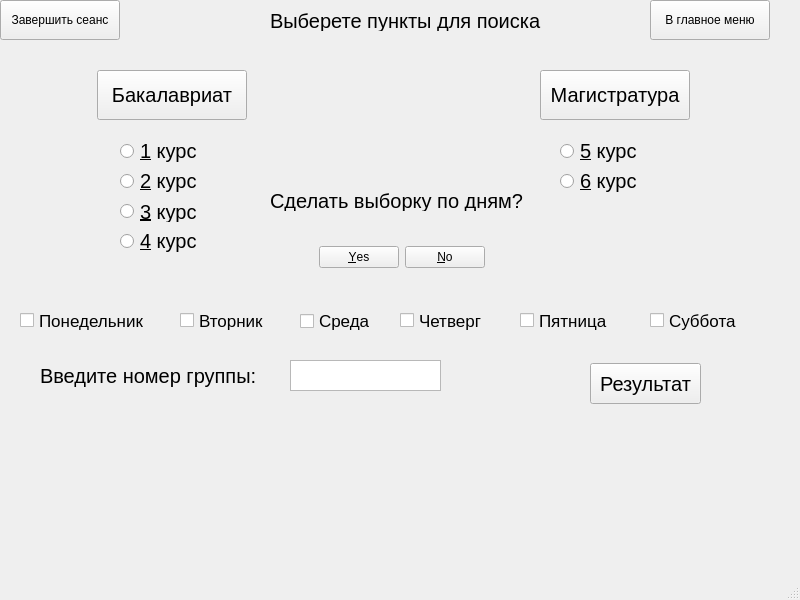
paknikolay/DBProject, file Project/Database_shcedule/schedule_menu_.ui: the form before one commit.
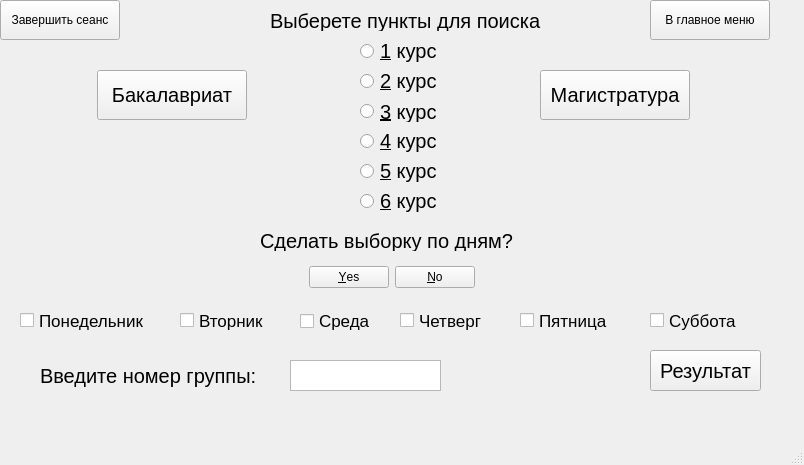
The form after the commit.

What changed in the file:
```diff
--- a/Project/Database_shcedule/schedule_menu_.ui
+++ b/Project/Database_shcedule/schedule_menu_.ui
@@ -6,8 +6,8 @@
    <rect>
     <x>0</x>
     <y>0</y>
-    <width>800</width>
-    <height>600</height>
+    <width>804</width>
+    <height>465</height>
    </rect>
   </property>
   <property name="windowTitle">
@@ -58,8 +58,8 @@
    <widget class="QLabel" name="label_2">
     <property name="geometry">
      <rect>
-      <x>270</x>
-      <y>190</y>
+      <x>260</x>
+      <y>230</y>
       <width>271</width>
       <height>21</height>
      </rect>
@@ -87,10 +87,13 @@
     </property>
    </widget>
    <widget class="QRadioButton" name="first">
+    <property name="enabled">
+     <bool>true</bool>
+    </property>
     <property name="geometry">
      <rect>
-      <x>120</x>
-      <y>140</y>
+      <x>360</x>
+      <y>40</y>
       <width>105</width>
       <height>22</height>
      </rect>
@@ -105,10 +108,13 @@
     </property>
    </widget>
    <widget class="QRadioButton" name="fourth">
+    <property name="enabled">
+     <bool>true</bool>
+    </property>
     <property name="geometry">
      <rect>
-      <x>120</x>
-      <y>230</y>
+      <x>360</x>
+      <y>130</y>
       <width>105</width>
       <height>22</height>
      </rect>
@@ -213,10 +219,13 @@
     </property>
    </widget>
    <widget class="QRadioButton" name="third">
+    <property name="enabled">
+     <bool>true</bool>
+    </property>
     <property name="geometry">
      <rect>
-      <x>120</x>
-      <y>201</y>
+      <x>360</x>
+      <y>101</y>
       <width>105</width>
       <height>21</height>
      </rect>
@@ -269,8 +278,8 @@
    <widget class="QDialogButtonBox" name="buttonBox">
     <property name="geometry">
      <rect>
-      <x>310</x>
-      <y>240</y>
+      <x>300</x>
+      <y>260</y>
       <width>175</width>
       <height>34</height>
      </rect>
@@ -318,8 +327,8 @@
    <widget class="QPushButton" name="pushButton_3">
     <property name="geometry">
      <rect>
-      <x>590</x>
-      <y>363</y>
+      <x>650</x>
+      <y>350</y>
       <width>111</width>
       <height>41</height>
      </rect>
@@ -334,10 +343,13 @@
     </property>
    </widget>
    <widget class="QRadioButton" name="second">
+    <property name="enabled">
+     <bool>true</bool>
+    </property>
     <property name="geometry">
      <rect>
-      <x>120</x>
-      <y>170</y>
+      <x>360</x>
+      <y>70</y>
       <width>105</width>
       <height>22</height>
      </rect>
@@ -354,8 +366,8 @@
    <widget class="QRadioButton" name="sixth">
     <property name="geometry">
      <rect>
-      <x>560</x>
-      <y>170</y>
+      <x>360</x>
+      <y>190</y>
       <width>105</width>
       <height>22</height>
      </rect>
@@ -372,8 +384,8 @@
    <widget class="QRadioButton" name="fifth">
     <property name="geometry">
      <rect>
-      <x>560</x>
-      <y>140</y>
+      <x>360</x>
+      <y>160</y>
       <width>105</width>
       <height>22</height>
      </rect>
```
Left out of the diff: 7 changed lines with no effect on the pictures.
